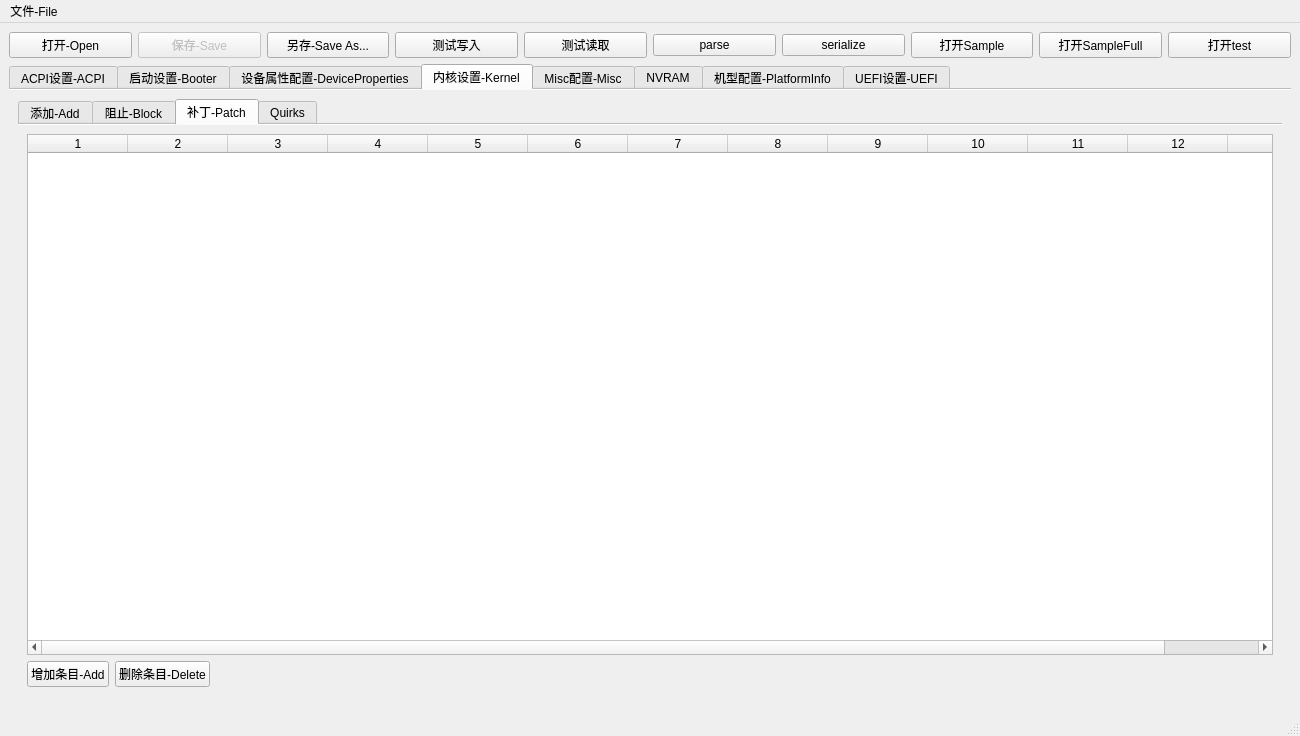
Old version of the form mainwindow.ui in the repository ic005k/OCAuxiliaryTools.
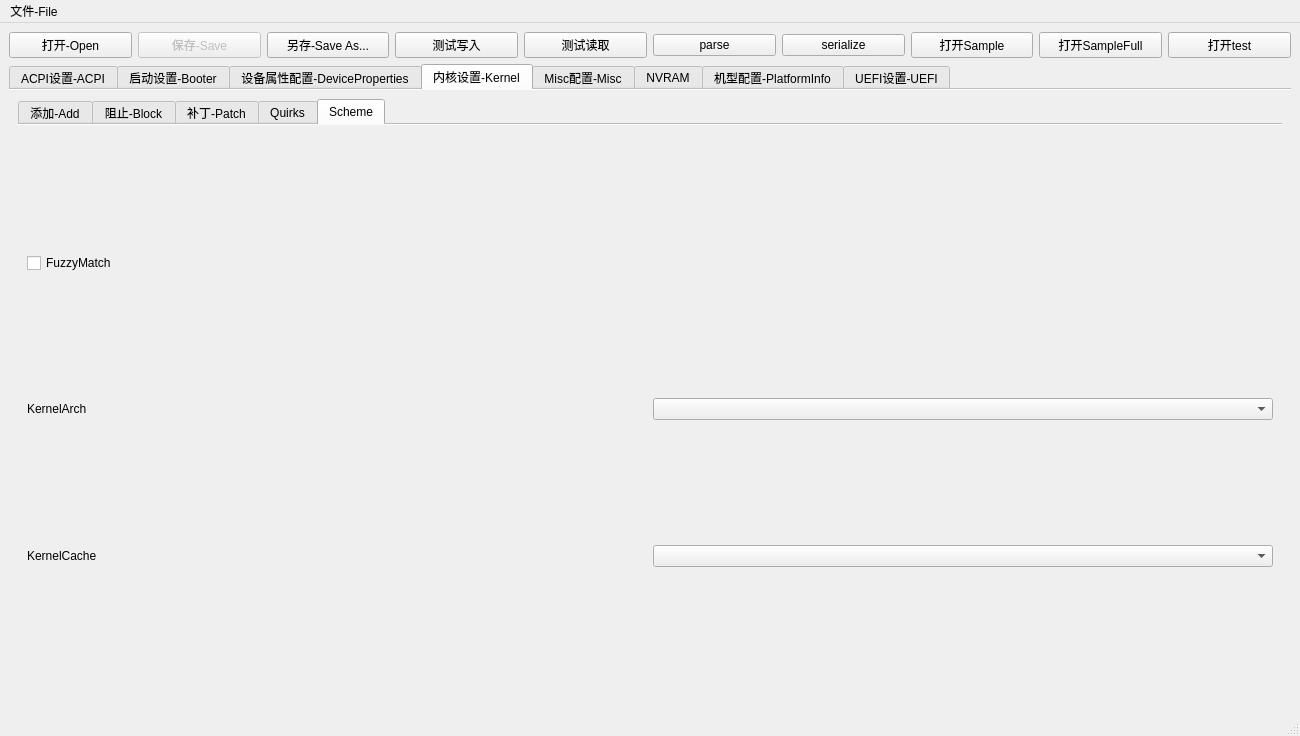
New version of the form. The open tabs and pages were chosen to show the change. Icons and pictures are not drawn.

```diff
--- a/mainwindow.ui
+++ b/mainwindow.ui
@@ -983,6 +983,40 @@
             </item>
            </layout>
           </widget>
+          <widget class="QWidget" name="tab_30">
+           <attribute name="title">
+            <string>Scheme</string>
+           </attribute>
+           <layout class="QGridLayout" name="gridLayout_37">
+            <item row="0" column="0" colspan="2">
+             <widget class="QCheckBox" name="chkFuzzyMatch">
+              <property name="text">
+               <string>FuzzyMatch</string>
+              </property>
+             </widget>
+            </item>
+            <item row="1" column="0">
+             <widget class="QLabel" name="label_43">
+              <property name="text">
+               <string>KernelArch</string>
+              </property>
+             </widget>
+            </item>
+            <item row="1" column="1">
+             <widget class="QComboBox" name="cboxKernelArch"/>
+            </item>
+            <item row="2" column="0">
+             <widget class="QLabel" name="label_42">
+              <property name="text">
+               <string>KernelCache</string>
+              </property>
+             </widget>
+            </item>
+            <item row="2" column="1">
+             <widget class="QComboBox" name="cboxKernelCache"/>
+            </item>
+           </layout>
+          </widget>
          </widget>
         </item>
        </layout>
```
Left out of the diff: 44 changed lines with no effect on the pictures.
